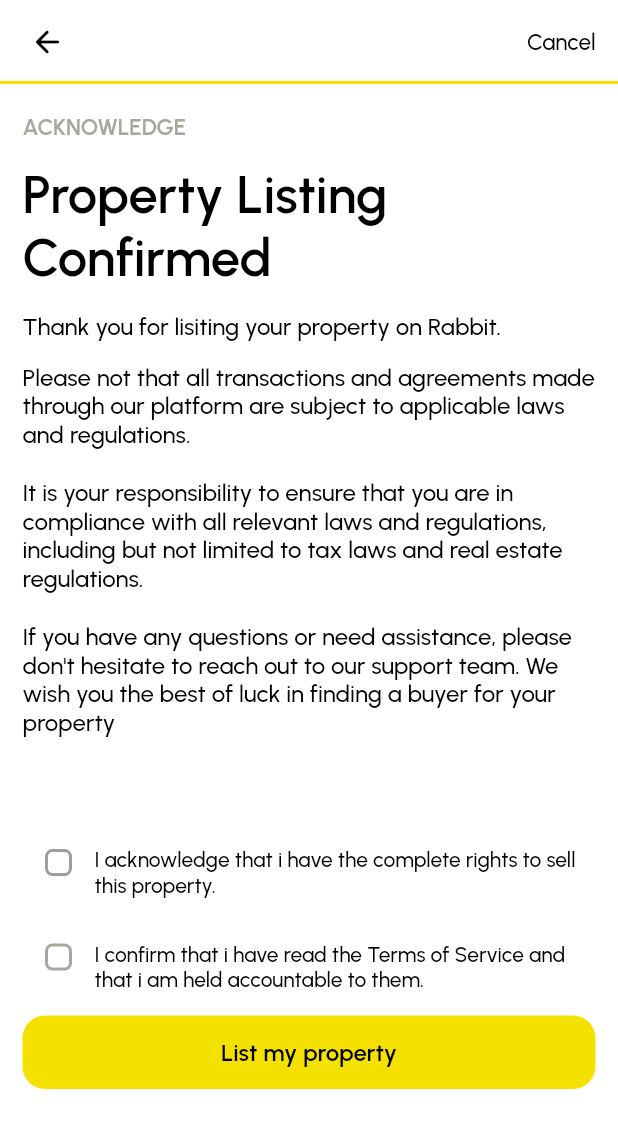
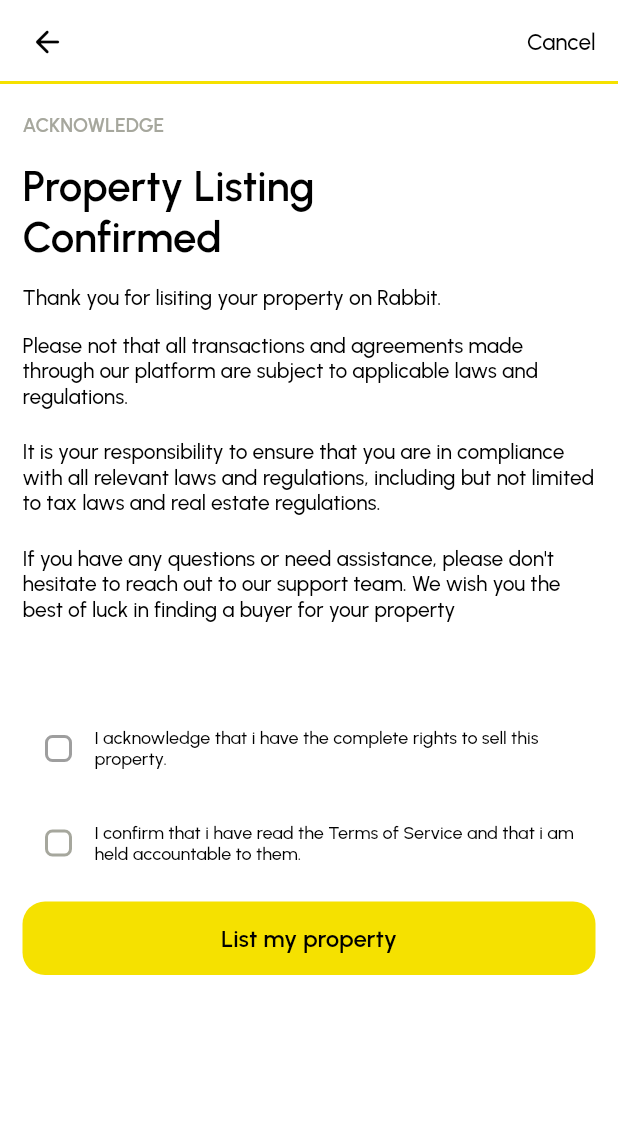
Before and after one commit to QuickFast-io/UX, a Flutter app: the Property_Acknowledge_Screen screen opened directly, on a phone screen of 412 x 824 dp. Shown: the top 1128 px of the screen. Run offline on Flutter 3.47's test engine with Material 2 defaults, Android fonts, the phone set to English and light mode, and no system bars; our stand-ins replace awesome_snackbar_content, floating_bottom_navigation_bar, flutter_spinkit, flutter_svg, google_fonts, shared_preferences; missing offline and left inert: country_calling_code_picker, flutter_sim_country_code; accounts and stored records are empty.

Commit message:
rabit_changes_23_01_23-2

```diff
--- a/lib/screens/side_menu/property_acknowledge_screen.dart
+++ b/lib/screens/side_menu/property_acknowledge_screen.dart
@@ -2,6 +2,7 @@ import 'package:flutter/cupertino.dart';
 import 'package:flutter/material.dart';
 import 'package:rabbit/common/colors.dart';
 import 'package:rabbit/common/custom_widget.dart';
+import 'package:rabbit/screens/side_menu/property_owner_screen.dart';
 
 class Property_Acknowledge_Screen extends StatefulWidget {
   const Property_Acknowledge_Screen({Key? key}) : super(key: key);
@@ -69,7 +70,7 @@ class _Property_Acknowledge_ScreenState extends State<Property_Acknowledge_Scree
                 "Acknowledge".toUpperCase(),
                 style: CustomWidget(context: context)
                     .CustomSizedTextStyle(
-                    15.0,
+                    13.0,
                     AppColors.hintColor,
                     FontWeight.w600,
                     'FontRegular'),
@@ -78,10 +79,10 @@ class _Property_Acknowledge_ScreenState extends State<Property_Acknowledge_Scree
                 height: 15.0,
               ),
               Text(
-                "Property Listing Confirmed",
+                "Property Listing \nConfirmed",
                 style: CustomWidget(context: context)
                     .CustomSizedTextStyle(
-                    35.0,
+                    28.0,
                     AppColors.blackColor,
                     FontWeight.w600,
                     'FontRegular'),
@@ -93,7 +94,7 @@ class _Property_Acknowledge_ScreenState extends State<Property_Acknowledge_Scree
                 "Thank you for lisiting your property on Rabbit.",
                 style: CustomWidget(context: context)
                     .CustomSizedTextStyle(
-                    16.0,
+                    14.0,
                     AppColors.blackColor,
                     FontWeight.w500,
                     'FontRegular'),
@@ -105,7 +106,7 @@ class _Property_Acknowledge_ScreenState extends State<Property_Acknowledge_Scree
                 "Please not that all transactions and agreements made through our platform are subject to applicable laws and regulations.",
                 style: CustomWidget(context: context)
                     .CustomSizedTextStyle(
-                    16.0,
+                    14.0,
                     AppColors.blackColor,
                     FontWeight.w500,
                     'FontRegular'),
@@ -117,7 +118,7 @@ class _Property_Acknowledge_ScreenState extends State<Property_Acknowledge_Scree
                 "It is your responsibility to ensure that you are in compliance with all relevant laws and regulations, including but not limited to tax laws and real estate regulations.",
                 style: CustomWidget(context: context)
                     .CustomSizedTextStyle(
-                    16.0,
+                    14.0,
                     AppColors.blackColor,
                     FontWeight.w500,
                     'FontRegular'),
@@ -129,7 +130,7 @@ class _Property_Acknowledge_ScreenState extends State<Property_Acknowledge_Scree
                 "If you have any questions or need assistance, please don't hesitate to reach out to our support team. We wish you the best of luck in finding a buyer for your property",
                 style: CustomWidget(context: context)
                     .CustomSizedTextStyle(
-                    16.0,
+                    14.0,
                     AppColors.blackColor,
                     FontWeight.w500,
                     'FontRegular'),
@@ -143,7 +144,7 @@ class _Property_Acknowledge_ScreenState extends State<Property_Acknowledge_Scree
               ),
 
               Row(
-                crossAxisAlignment: CrossAxisAlignment.end,
+                crossAxisAlignment: CrossAxisAlignment.center,
                 mainAxisAlignment: MainAxisAlignment.start,
                 children: [
                   Theme(data: ThemeData(
@@ -165,7 +166,7 @@ class _Property_Acknowledge_ScreenState extends State<Property_Acknowledge_Scree
                     "I acknowledge that i have the complete rights to sell this property.",
                     style: CustomWidget(context: context)
                         .CustomSizedTextStyle(
-                        14.0,
+                        12.0,
                         Colors.black,
                         FontWeight.w500,
                         'FontRegular'),
@@ -183,7 +184,7 @@ class _Property_Acknowledge_ScreenState extends State<Property_Acknowledge_Scree
              Container(
                width: MediaQuery.of(context).size.width,
                child:  Row(
-                 crossAxisAlignment: CrossAxisAlignment.end,
+                 crossAxisAlignment: CrossAxisAlignment.center,
                  mainAxisAlignment: MainAxisAlignment.start,
                  children: [
                    Theme(data: ThemeData(
@@ -205,7 +206,7 @@ class _Property_Acknowledge_ScreenState extends State<Property_Acknowledge_Scree
                      "I confirm that i have read the Terms of Service and that i am held accountable to them.",
                      style: CustomWidget(context: context)
                          .CustomSizedTextStyle(
-                         14.0,
+                         12.0,
                          Colors.black,
                          FontWeight.w500,
                          'FontRegular'),
@@ -222,10 +223,10 @@ class _Property_Acknowledge_ScreenState extends State<Property_Acknowledge_Scree
               InkWell(
                 onTap: (){
                   setState(() {
-                    // Navigator.of(context).push(
-                    //     MaterialPageRoute(
-                    //         builder: (context) =>
-                    //             CongratsScreen()));
+                    Navigator.of(context).push(
+                        MaterialPageRoute(
+                            builder: (context) =>
+                                Property_Owner_Screen()));
                   });
                 },
                 child: Container(
```
Also changed, not shown: lib/screens/home/chat_menu_screen.dart (+6 -6 lines).
